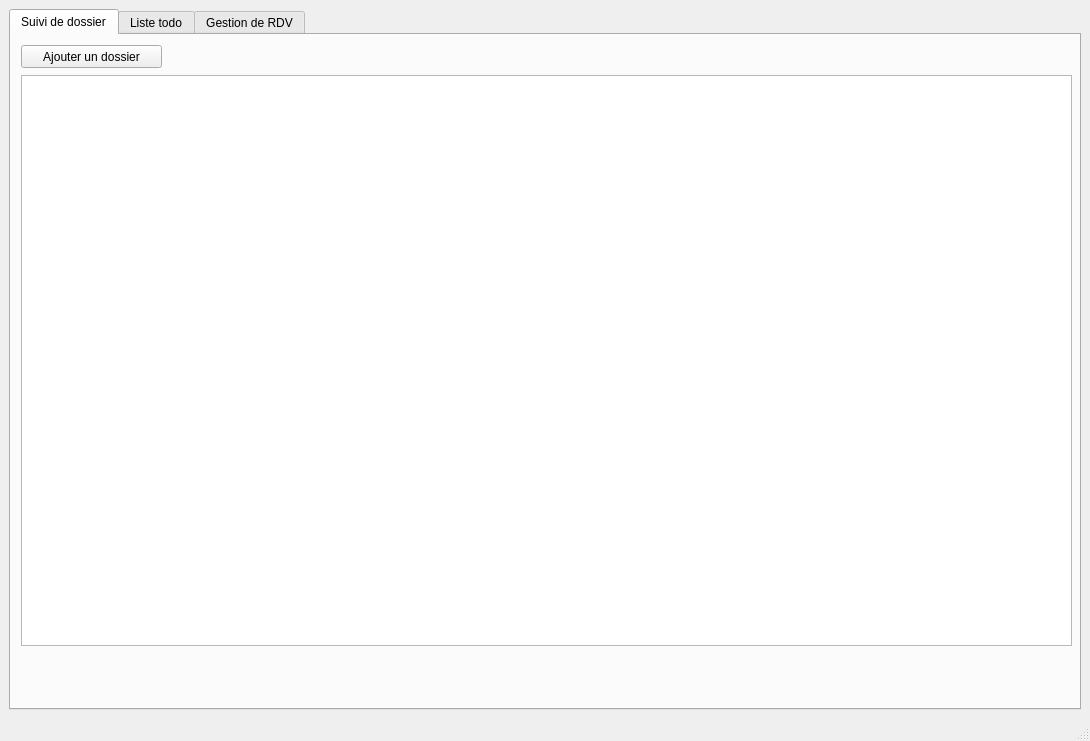
florentsarat/dossiermgt, file UI/TestFlo.ui: the form before one commit.
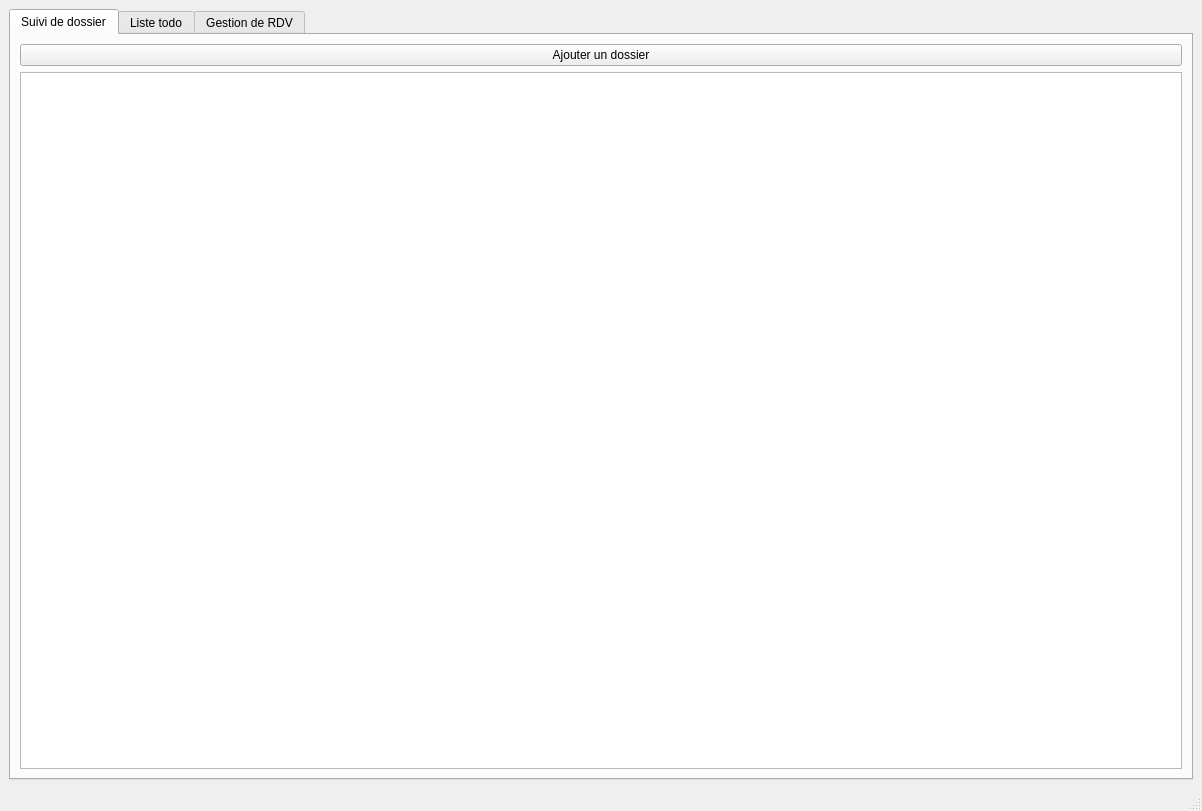
The form after the commit.

```diff
--- a/UI/TestFlo.ui
+++ b/UI/TestFlo.ui
@@ -6,8 +6,8 @@
    <rect>
     <x>0</x>
     <y>0</y>
-    <width>1090</width>
-    <height>741</height>
+    <width>1202</width>
+    <height>811</height>
    </rect>
   </property>
   <property name="windowTitle">
@@ -27,32 +27,25 @@
        <attribute name="title">
         <string>Suivi de dossier</string>
        </attribute>
-       <widget class="QTableView" name="tabledesdossiers">
-        <property name="geometry">
-         <rect>
-          <x>10</x>
-          <y>40</y>
-          <width>1051</width>
-          <height>571</height>
-         </rect>
-        </property>
-        <property name="frameShape">
-         <enum>QFrame::StyledPanel</enum>
-        </property>
-       </widget>
-       <widget class="QPushButton" name="addNewCase">
-        <property name="geometry">
-         <rect>
-          <x>10</x>
-          <y>10</y>
-          <width>141</width>
-          <height>23</height>
-         </rect>
-        </property>
-        <property name="text">
-         <string>Ajouter un dossier</string>
-        </property>
-       </widget>
+       <layout class="QVBoxLayout" name="verticalLayout">
+        <item>
+         <widget class="QPushButton" name="addNewCase">
+          <property name="text">
+           <string>Ajouter un dossier</string>
+          </property>
+         </widget>
+        </item>
+        <item>
+         <widget class="QTableView" name="tabledesdossiers">
+          <property name="frameShape">
+           <enum>QFrame::StyledPanel</enum>
+          </property>
+          <attribute name="horizontalHeaderStretchLastSection">
+           <bool>true</bool>
+          </attribute>
+         </widget>
+        </item>
+       </layout>
       </widget>
       <widget class="QWidget" name="tab_3">
        <attribute name="title">
```
Left out of the diff: 17 changed lines with no effect on the pictures.
